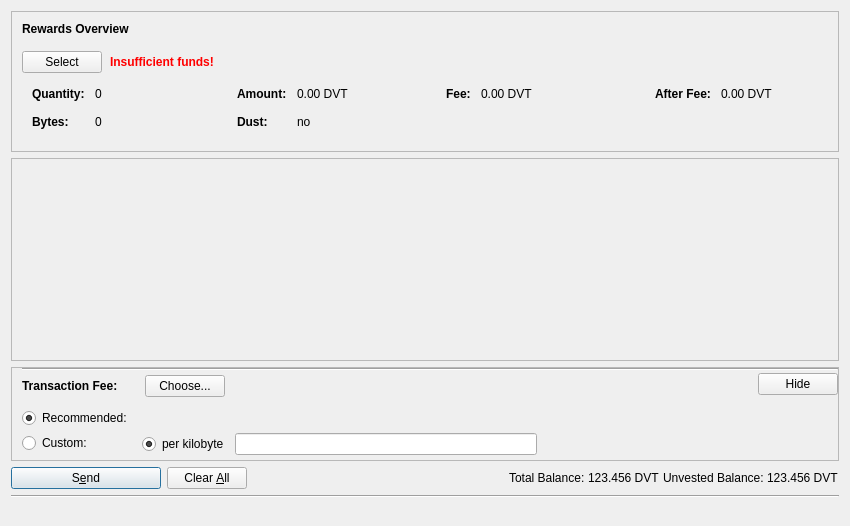
The window that src/qt/forms/rewardsdialog.ui (devaultcrypto/devault) describes before a commit, drawn with Qt 5.
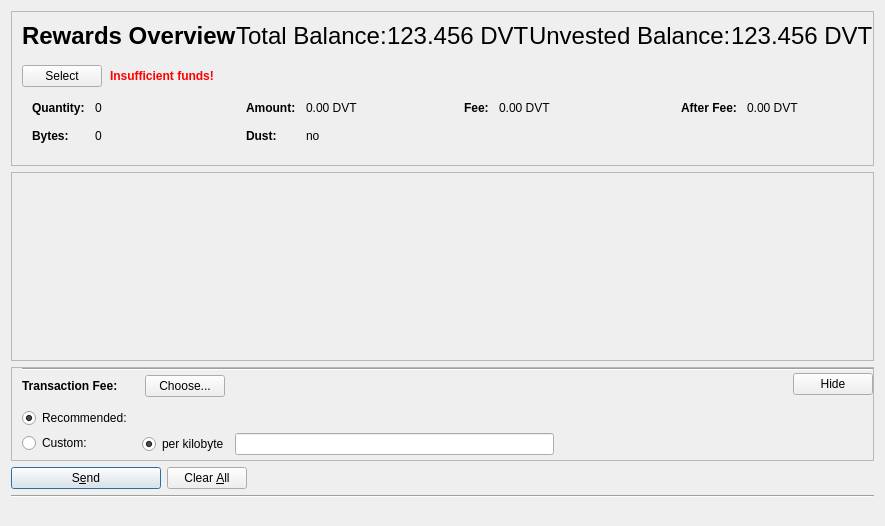
The same window after the commit. Icons and pictures are not drawn. Custom widgets are drawn as their Qt base class.

Commit message: re-arrange gui for rewards

```diff
--- a/src/qt/forms/rewardsdialog.ui
+++ b/src/qt/forms/rewardsdialog.ui
@@ -79,6 +79,7 @@
             </property>
             <property name="font">
              <font>
+              <pointsize>18</pointsize>
               <weight>75</weight>
               <bold>true</bold>
              </font>
@@ -91,6 +92,90 @@
             </property>
            </widget>
           </item>
+          <item>
+           <widget class="QLabel" name="label">
+            <property name="sizePolicy">
+             <sizepolicy hsizetype="Preferred" vsizetype="Fixed">
+              <horstretch>0</horstretch>
+              <verstretch>0</verstretch>
+             </sizepolicy>
+            </property>
+            <property name="font">
+             <font>
+              <pointsize>18</pointsize>
+             </font>
+            </property>
+            <property name="text">
+             <string>Total Balance:</string>
+            </property>
+           </widget>
+          </item>
+          <item>
+           <widget class="QLabel" name="labelBalance">
+            <property name="sizePolicy">
+             <sizepolicy hsizetype="Preferred" vsizetype="Fixed">
+              <horstretch>0</horstretch>
+              <verstretch>0</verstretch>
+             </sizepolicy>
+            </property>
+            <property name="font">
+             <font>
+              <pointsize>18</pointsize>
+             </font>
+            </property>
+            <property name="cursor">
+             <cursorShape>IBeamCursor</cursorShape>
+            </property>
+            <property name="text">
+             <string notr="true">123.456 DVT</string>
+            </property>
+            <property name="textInteractionFlags">
+             <set>Qt::LinksAccessibleByMouse|Qt::TextSelectableByKeyboard|Qt::TextSelectableByMouse</set>
+            </property>
+           </widget>
+          </item>
+          <item>
+           <widget class="QLabel" name="ulabel">
+            <property name="sizePolicy">
+             <sizepolicy hsizetype="Preferred" vsizetype="Fixed">
+              <horstretch>0</horstretch>
+              <verstretch>0</verstretch>
+             </sizepolicy>
+            </property>
+            <property name="font">
+             <font>
+              <pointsize>18</pointsize>
+             </font>
+            </property>
+            <property name="text">
+             <string>Unvested Balance:</string>
+            </property>
+           </widget>
+          </item>
+          <item>
+           <widget class="QLabel" name="ulabelBalance">
+            <property name="sizePolicy">
+             <sizepolicy hsizetype="Preferred" vsizetype="Fixed">
+              <horstretch>0</horstretch>
+              <verstretch>0</verstretch>
+             </sizepolicy>
+            </property>
+            <property name="font">
+             <font>
+              <pointsize>18</pointsize>
+             </font>
+            </property>
+            <property name="cursor">
+             <cursorShape>IBeamCursor</cursorShape>
+            </property>
+            <property name="text">
+             <string notr="true">123.456 DVT</string>
+            </property>
+            <property name="textInteractionFlags">
+             <set>Qt::LinksAccessibleByMouse|Qt::TextSelectableByKeyboard|Qt::TextSelectableByMouse</set>
+            </property>
+           </widget>
+          </item>
          </layout>
         </item>
         <item>
@@ -503,8 +588,8 @@
        <rect>
         <x>0</x>
         <y>0</y>
-        <width>824</width>
-        <height>101</height>
+        <width>931</width>
+        <height>111</height>
        </rect>
       </property>
       <layout class="QVBoxLayout" name="verticalLayout_2" stretch="0,1">
@@ -970,87 +1055,23 @@
        </property>
       </widget>
      </item>
-     <item>
-      <spacer name="horizontalSpacer">
-       <property name="orientation">
-        <enum>Qt::Horizontal</enum>
-       </property>
-       <property name="sizeHint" stdset="0">
-        <size>
-         <width>40</width>
-         <height>20</height>
-        </size>
-       </property>
-      </spacer>
-     </item>
      <item>
       <layout class="QHBoxLayout" name="horizontalLayout_2">
        <property name="spacing">
         <number>3</number>
        </property>
        <item>
-        <widget class="QLabel" name="label">
-         <property name="sizePolicy">
-          <sizepolicy hsizetype="Preferred" vsizetype="Fixed">
-           <horstretch>0</horstretch>
-           <verstretch>0</verstretch>
-          </sizepolicy>
+        <spacer name="horizontalSpacer_2">
+         <property name="orientation">
+          <enum>Qt::Horizontal</enum>
          </property>
-         <property name="text">
-          <string>Total Balance:</string>
+         <property name="sizeHint" stdset="0">
+          <size>
+           <width>40</width>
+           <height>20</height>
+          </size>
          </property>
-        </widget>
-       </item>
-       <item>
-        <widget class="QLabel" name="labelBalance">
-         <property name="sizePolicy">
-          <sizepolicy hsizetype="Preferred" vsizetype="Fixed">
-           <horstretch>0</horstretch>
-           <verstretch>0</verstretch>
-          </sizepolicy>
-         </property>
-         <property name="cursor">
-          <cursorShape>IBeamCursor</cursorShape>
-         </property>
-         <property name="text">
-          <string notr="true">123.456 DVT</string>
-         </property>
-         <property name="textInteractionFlags">
-          <set>Qt::LinksAccessibleByMouse|Qt::TextSelectableByKeyboard|Qt::TextSelectableByMouse</set>
-         </property>
-        </widget>
-       </item>
-       <item>
-        <widget class="QLabel" name="ulabel">
-         <property name="sizePolicy">
-          <sizepolicy hsizetype="Preferred" vsizetype="Fixed">
-           <horstretch>0</horstretch>
-           <verstretch>0</verstretch>
-          </sizepolicy>
-         </property>
-         <property name="text">
-          <string>Unvested Balance:</string>
-         </property>
-        </widget>
-       </item>
-       <item>
-        <widget class="QLabel" name="ulabelBalance">
-         <property name="sizePolicy">
-          <sizepolicy hsizetype="Preferred" vsizetype="Fixed">
-           <horstretch>0</horstretch>
-           <verstretch>0</verstretch>
-          </sizepolicy>
-         </property>
-         <property name="cursor">
-          <cursorShape>IBeamCursor</cursorShape>
-         </property>
-         <property name="text">
-          <string notr="true">123.456 DVT</string>
-         </property>
-         <property name="textInteractionFlags">
-          <set>Qt::LinksAccessibleByMouse|Qt::TextSelectableByKeyboard|Qt::TextSelectableByMouse</set>
-         </property>
-        </widget>
+        </spacer>
        </item>
       </layout>
      </item>
```
Left out of the diff: 2 changed lines with no effect on the pictures.
